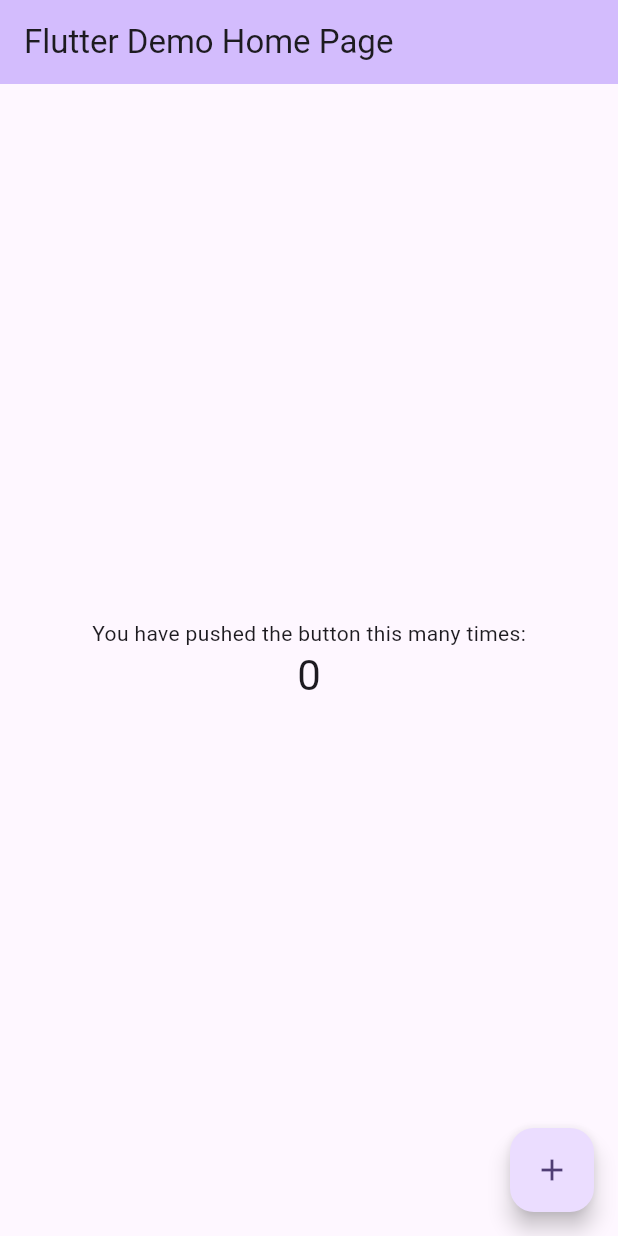
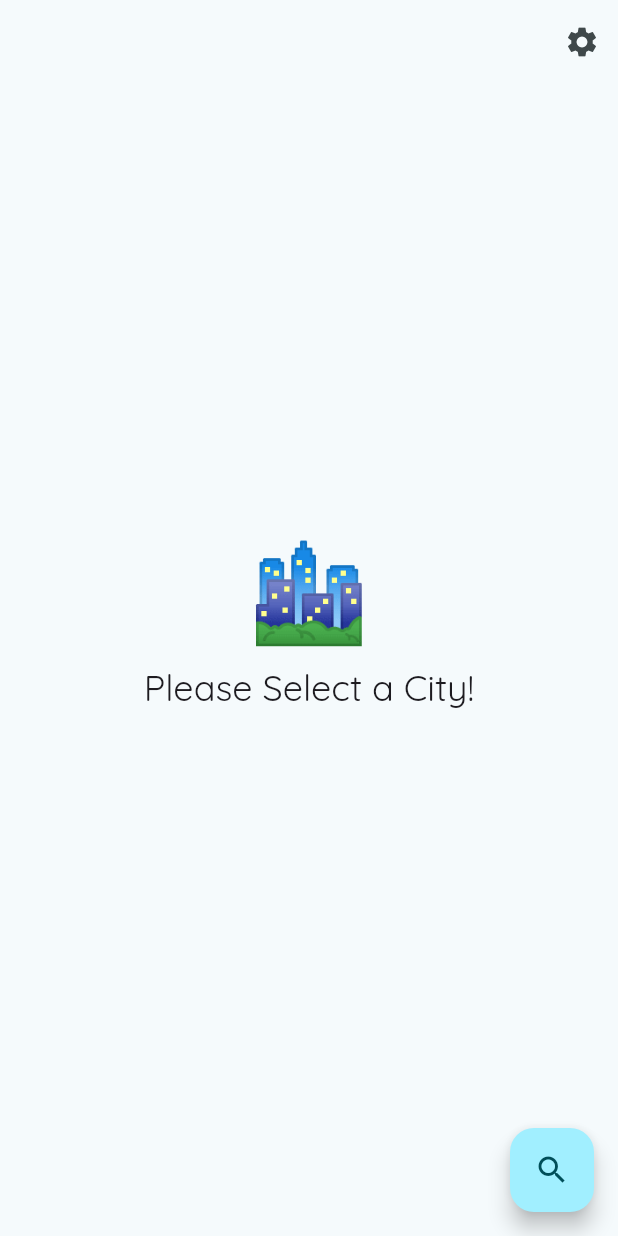
Before and after one commit to yudhisthereal/weather_app, a Flutter app: the screen it shows after launch, on a phone screen of 412 x 824 dp. Run offline on Flutter 3.47's test engine with Material 3 defaults, Android fonts, the phone set to English and light mode, and no system bars; our stand-ins replace equatable, flutter_bloc, google_fonts, hydrated_bloc.

Commit message:
widgets and entry point

```diff
--- /dev/null
+++ b/devtools_options.yaml
@@ -0,0 +1,3 @@
+description: This file stores settings for Dart & Flutter DevTools.
+documentation: https://docs.flutter.dev/tools/devtools/extensions#configure-extension-enablement-states
+extensions:
--- /dev/null
+++ b/lib/app.dart
@@ -0,0 +1,62 @@
+import 'package:flutter/material.dart';
+import 'package:flutter_bloc/flutter_bloc.dart';
+import 'package:google_fonts/google_fonts.dart';
+import 'package:weather_app/weather/cubit/weather_cubit.dart';
+import 'package:weather_app/weather/models/weather.dart';
+import 'package:weather_app/weather/view/weather_page.dart';
+import 'package:weather_repository/weather_repository.dart'
+  hide Weather;
+
+class WeatherApp extends StatelessWidget {
+  const WeatherApp({required WeatherRepository weatherRepository, super.key})
+    : _weatherRepository = weatherRepository;
+
+  final WeatherRepository _weatherRepository;
+
+  @override
+  Widget build(BuildContext context) {
+    return BlocProvider(
+      create: (_) => WeatherCubit(_weatherRepository),
+      child: const WeatherAppView()
+    );
+  }
+}
+
+class WeatherAppView extends StatelessWidget {
+  const WeatherAppView({super.key});
+
+  @override
+  Widget build(BuildContext context) {
+    final seedColor = context.select(
+      (WeatherCubit cubit) => cubit.state.weather.toColor,
+    );
+    return MaterialApp(
+      theme: ThemeData(
+        appBarTheme: AppBarTheme(
+          backgroundColor: Colors.transparent,
+          elevation: 0
+        ),
+        colorScheme: ColorScheme.fromSeed(seedColor: seedColor),
+        textTheme: GoogleFonts.quicksandTextTheme(),
+      ),
+      home: WeatherPage(),
+    );
+  }
+}
+
+extension on Weather {
+  Color get toColor {
+    switch (condition) {
+      case WeatherCondition.clear:
+        return Colors.yellow;
+      case WeatherCondition.snowy:
+        return Colors.lightBlueAccent;
+      case WeatherCondition.cloudy:
+        return Colors.blueGrey;
+      case WeatherCondition.rainy:
+        return Colors.indigoAccent;
+      case WeatherCondition.unknown:
+        return Colors.cyan;
+    }
+  }
+}
--- a/lib/main.dart
+++ b/lib/main.dart
@@ -1,125 +1,18 @@
+import 'package:flutter/foundation.dart';
 import 'package:flutter/material.dart';
+import 'package:weather_app/app.dart';
+import 'package:weather_app/weather_bloc_observer.dart';
+import 'package:hydrated_bloc/hydrated_bloc.dart';
+import 'package:path_provider/path_provider.dart';
+import 'package:weather_repository/weather_repository.dart';
 
-void main() {
-  runApp(const MyApp());
+void main() async {
+  WidgetsFlutterBinding.ensureInitialized();
+  Bloc.observer = const WeatherBlocObserver();
+  HydratedBloc.storage = await HydratedStorage.build(
+    storageDirectory: kIsWeb
+        ? HydratedStorage.webStorageDirectory
+        : await getTemporaryDirectory(),
+  );
+  runApp(WeatherApp(weatherRepository: WeatherRepository()));
 }
-
-class MyApp extends StatelessWidget {
-  const MyApp({super.key});
-
-  // This widget is the root of your application.
-  @override
-  Widget build(BuildContext context) {
-    return MaterialApp(
-      title: 'Flutter Demo',
-      theme: ThemeData(
-        // This is the theme of your application.
-        //
-        // TRY THIS: Try running your application with "flutter run". You'll see
-        // the application has a purple toolbar. Then, without quitting the app,
-        // try changing the seedColor in the colorScheme below to Colors.green
-        // and then invoke "hot reload" (save your changes or press the "hot
-        // reload" button in a Flutter-supported IDE, or press "r" if you used
-        // the command line to start the app).
-        //
-        // Notice that the counter didn't reset back to zero; the application
-        // state is not lost during the reload. To reset the state, use hot
-        // restart instead.
-        //
-        // This works for code too, not just values: Most code changes can be
-        // tested with just a hot reload.
-        colorScheme: ColorScheme.fromSeed(seedColor: Colors.deepPurple),
-        useMaterial3: true,
-      ),
-      home: const MyHomePage(title: 'Flutter Demo Home Page'),
-    );
-  }
-}
-
-class MyHomePage extends StatefulWidget {
-  const MyHomePage({super.key, required this.title});
-
-  // This widget is the home page of your application. It is stateful, meaning
-  // that it has a State object (defined below) that contains fields that affect
-  // how it looks.
-
-  // This class is the configuration for the state. It holds the values (in this
-  // case the title) provided by the parent (in this case the App widget) and
-  // used by the build method of the State. Fields in a Widget subclass are
-  // always marked "final".
-
-  final String title;
-
-  @override
-  State<MyHomePage> createState() => _MyHomePageState();
-}
-
-class _MyHomePageState extends State<MyHomePage> {
-  int _counter = 0;
-
-  void _incrementCounter() {
-    setState(() {
-      // This call to setState tells the Flutter framework that something has
-      // changed in this State, which causes it to rerun the build method below
-      // so that the display can reflect the updated values. If we changed
-      // _counter without calling setState(), then the build method would not be
-      // called again, and so nothing would appear to happen.
-      _counter++;
-    });
-  }
-
-  @override
-  Widget build(BuildContext context) {
-    // This method is rerun every time setState is called, for instance as done
-    // by the _incrementCounter method above.
-    //
-    // The Flutter framework has been optimized to make rerunning build methods
-    // fast, so that you can just rebuild anything that needs updating rather
-    // than having to individually change instances of widgets.
-    return Scaffold(
-      appBar: AppBar(
-        // TRY THIS: Try changing the color here to a specific color (to
-        // Colors.amber, perhaps?) and trigger a hot reload to see the AppBar
-        // change color while the other colors stay the same.
-        backgroundColor: Theme.of(context).colorScheme.inversePrimary,
-        // Here we take the value from the MyHomePage object that was created by
-        // the App.build method, and use it to set our appbar title.
-        title: Text(widget.title),
-      ),
-      body: Center(
-        // Center is a layout widget. It takes a single child and positions it
-        // in the middle of the parent.
-        child: Column(
-          // Column is also a layout widget. It takes a list of children and
-          // arranges them vertically. By default, it sizes itself to fit its
-          // children horizontally, and tries to be as tall as its parent.
-          //
-          // Column has various properties to control how it sizes itself and
-          // how it positions its children. Here we use mainAxisAlignment to
-          // center the children vertically; the main axis here is the vertical
-          // axis because Columns are vertical (the cross axis would be
-          // horizontal).
-          //
-          // TRY THIS: Invoke "debug painting" (choose the "Toggle Debug Paint"
-          // action in the IDE, or press "p" in the console), to see the
-          // wireframe for each widget.
-          mainAxisAlignment: MainAxisAlignment.center,
-          children: <Widget>[
-            const Text(
-              'You have pushed the button this many times:',
-            ),
-            Text(
-              '$_counter',
-              style: Theme.of(context).textTheme.headlineMedium,
-            ),
-          ],
-        ),
-      ),
-      floatingActionButton: FloatingActionButton(
-        onPressed: _incrementCounter,
-        tooltip: 'Increment',
-        child: const Icon(Icons.add),
-      ), // This trailing comma makes auto-formatting nicer for build methods.
-    );
-  }
-}
--- /dev/null
+++ b/lib/search/search.dart
@@ -0,0 +1 @@
+export 'view/search_page.dart';
--- /dev/null
+++ b/lib/settings/settings.dart
@@ -0,0 +1 @@
+export 'view/settings_page.dart';
--- /dev/null
+++ b/lib/weather/view/weather_page.dart
@@ -0,0 +1,52 @@
+import 'package:flutter/material.dart';
+import 'package:flutter_bloc/flutter_bloc.dart';
+import 'package:weather_app/search/search.dart';
+import 'package:weather_app/settings/settings.dart';
+import 'package:weather_app/weather/weather.dart';
+
+class WeatherPage extends StatelessWidget {
+  const WeatherPage({super.key});
+
+  @override
+  Widget build(BuildContext context) {
+    return Scaffold(
+      extendBodyBehindAppBar: true,
+      appBar: AppBar(
+        actions: [
+          IconButton(
+            icon: const Icon(Icons.settings),
+            onPressed: () => Navigator.of(context).push<void>(
+              SettingsPage.route(),
+            ),
+          ),
+        ],
+      ),
+      body: Center(
+        child: BlocBuilder<WeatherCubit, WeatherState>(
+          builder: (context, state) {
+            return switch (state.status) {
+              WeatherStatus.initial => const WeatherEmpty(),
+              WeatherStatus.loading => const WeatherLoading(),
+              WeatherStatus.failure => const WeatherError(),
+              WeatherStatus.success => WeatherPopulated(
+                  weather: state.weather,
+                  units: state.temperatureUnits,
+                  onRefresh: () {
+                    return context.read<WeatherCubit>().refreshWeather();
+                  },
+                ),
+            };
+          },
+        ),
+      ),
+      floatingActionButton: FloatingActionButton(
+        child: const Icon(Icons.search, semanticLabel: 'Search'),
+        onPressed: () async {
+          final city = await Navigator.of(context).push(SearchPage.route());
+          if (!context.mounted) return;
+          await context.read<WeatherCubit>().fetchWeather(city);
+        },
+      ),
+    );
+  }
+}
--- a/lib/weather/weather.dart
+++ b/lib/weather/weather.dart
@@ -2,3 +2,4 @@ export 'package:weather_repository/weather_repository.dart'
     show WeatherCondition;
 export 'cubit/weather_cubit.dart';
 export 'models/models.dart';
+export 'widgets/widgets.dart';
--- /dev/null
+++ b/lib/weather/widgets/weather_empty.dart
@@ -0,0 +1,20 @@
+import 'package:flutter/material.dart';
+
+class WeatherEmpty extends StatelessWidget {
+  const WeatherEmpty({super.key});
+
+  @override
+  Widget build(BuildContext context) {
+    final theme = Theme.of(context);
+    return Column(
+      mainAxisSize: MainAxisSize.min,
+      children: [
+        const Text('🏙️', style: TextStyle(fontSize: 64)),
+        Text(
+          'Please Select a City!',
+          style: theme.textTheme.headlineSmall,
+        ),
+      ],
+    );
+  }
+}
--- /dev/null
+++ b/lib/weather/widgets/widgets.dart
@@ -0,0 +1,4 @@
+export 'weather_empty.dart';
+export 'weather_error.dart';
+export 'weather_loading.dart';
+export 'weather_populated.dart';
```
Also changed, not shown: lib/search/view/search_page.dart (added, +52 -0 lines), lib/settings/view/settings_page.dart (added, +41 -0 lines), lib/weather/widgets/weather_error.dart (added, +20 -0 lines), lib/weather/widgets/weather_loading.dart (added, +24 -0 lines), lib/weather/widgets/weather_populated.dart (added, +136 -0 lines), lib/weather_bloc_observer.dart (added, +31 -0 lines).
